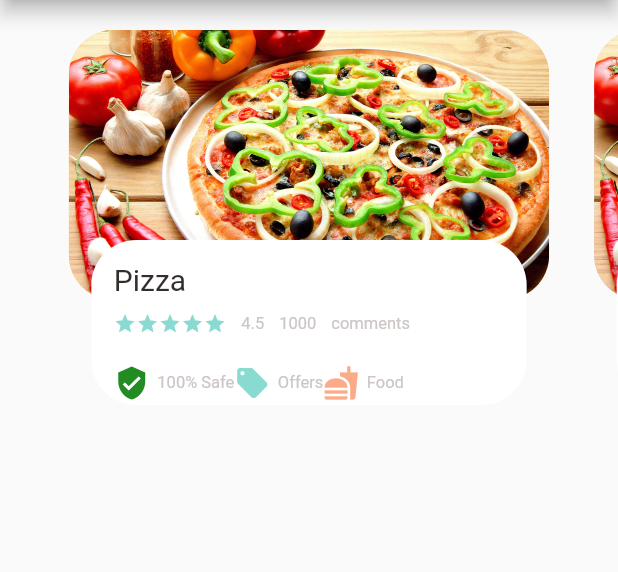
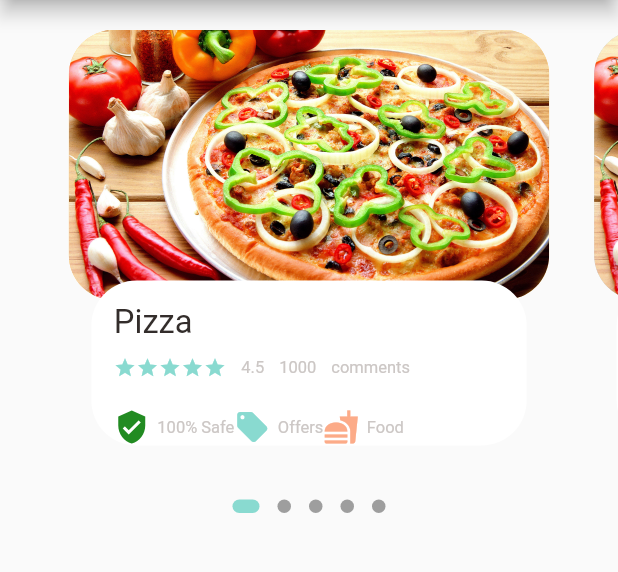
Before and after one commit to RahulGoswami2000/foodcano, a Flutter app: the screen it shows after launch, on a phone screen of 412 x 824 dp, the part 84-656 px from its top. Run offline on Flutter 3.47's test engine with Material 2 defaults, Android fonts, the phone set to English and light mode, and no system bars; drawn by our look-alikes of dots_indicator; our stand-ins replace get.

Commit message:
basic bug changes

```diff
--- a/lib/Texts/big_text.dart
+++ b/lib/Texts/big_text.dart
@@ -1,4 +1,5 @@
 import 'package:flutter/cupertino.dart';
+import 'package:foodcano/utils/dimensions.dart';
 
 class BIgText extends StatelessWidget {
   Color? color;
@@ -9,7 +10,7 @@ class BIgText extends StatelessWidget {
       {Key? key,
       this.color= const Color(0xFF332d2b),
       required this.text,
-      this.size = 20,
+      this.size = 0,
       this.overFlow = TextOverflow.fade})
       : super(key: key);
 
@@ -21,7 +22,7 @@ class BIgText extends StatelessWidget {
       overflow: overFlow,
       style: TextStyle(
         color: color,
-        fontSize: size,
+        fontSize: size==0?Dimensions.font20:size,
         fontWeight: FontWeight.w400
       ),
     );
--- a/lib/colors/AppColor.dart
+++ b/lib/colors/AppColor.dart
@@ -13,5 +13,4 @@ class AppColors{
   static final Color mainBlackColor = const Color(0xFF332d2b);
   //static final Color yellowColor = const Color(0xFFfa7552);
   static final Color yellowColor = const Color(0xFFffd379);
-
 }
--- a/lib/home/trending_food_body.dart
+++ b/lib/home/trending_food_body.dart
@@ -1,9 +1,11 @@
+import 'package:dots_indicator/dots_indicator.dart';
 import 'package:flutter/cupertino.dart';
 import 'package:flutter/material.dart';
 import 'package:foodcano/Texts/big_text.dart';
 import 'package:foodcano/Texts/small_text.dart';
 import 'package:foodcano/colors/AppColor.dart';
 import 'package:foodcano/home/item_and_text.dart';
+import 'package:foodcano/utils/dimensions.dart';
 
 class TrendingFoodBody extends StatefulWidget {
   const TrendingFoodBody({Key? key}) : super(key: key);
@@ -13,42 +15,71 @@ class TrendingFoodBody extends StatefulWidget {
 }
 
 class _TrendingFoodBodyState extends State<TrendingFoodBody> {
-  PageController pageController= PageController(viewportFraction: 0.85);
+  PageController pageController = PageController(viewportFraction: 0.85);
+  var _currPageValue = 0.0;
+  double _scaleFactor = 0.8;
+  double _height = Dimensions.pageViewController;
   @override
+  void initState() {
+    super.initState();
+    pageController.addListener(() {
+      setState(() {
+        _currPageValue = pageController.page!;
+      });
+    });
+  }
+
+  @override
+  void dispose() {
+    pageController.dispose();
+  }
+
   Widget build(BuildContext context) {
-    return Container(
-      height: 300,
+    return Column(
+      children: [
+        Container(
+          height: Dimensions.pageView,
           // color: Colors.blueGrey,
           child: PageView.builder(
               controller: pageController,
               itemCount: 5,
-          itemBuilder: (context, index){
+              itemBuilder: (context, index) {
                 return _buildPageItem(index);
               }),
+        ),
+        new DotsIndicator(
+          dotsCount: 5,
+          position: _currPageValue,
+          decorator: DotsDecorator(
+            activeColor: AppColors.mainColor,
+            size: const Size.square(9.0),
+            activeSize: const Size(18.0, 9.0),
+            activeShape: RoundedRectangleBorder(
+                borderRadius: BorderRadius.circular(5.0)),
+          ),
+        )
+      ],
     );
   }
-  Widget _buildPageItem(int index){
+
+  Widget _buildPageItem(int index) {
     return Stack(
       children: [
         Container(
           height: 180,
-          margin: EdgeInsets.only(left: 15, right: 15,top:20 ),
+          margin: EdgeInsets.only(left: 15, right: 15, top: 20),
           decoration: BoxDecoration(
               borderRadius: BorderRadius.circular(30),
-            color: index.isEven?AppColors.yellowColor: Color(0xFFbcd4e6),
+              color: index.isEven ? AppColors.yellowColor : Color(0xFFbcd4e6),
               image: DecorationImage(
                   fit: BoxFit.cover,
-              image: AssetImage(
-                "assets/image/slide4.jpg"
-              )
-            )
-          ),
+                  image: AssetImage("assets/image/slide4.jpg"))),
         ),
         Align(
           alignment: Alignment.bottomCenter,
           child: Container(
             height: 110,
-            margin: EdgeInsets.only(left: 30, right: 30,top:20,bottom: 30 ),
+            margin: EdgeInsets.only(left: 30, right: 30, top: 20, bottom: 30),
             decoration: BoxDecoration(
               borderRadius: BorderRadius.circular(30),
               color: Colors.white,
@@ -59,26 +90,50 @@ class _TrendingFoodBodyState extends State<TrendingFoodBody> {
                 crossAxisAlignment: CrossAxisAlignment.start,
                 children: [
                   BIgText(text: "Pizza"),
-                  SizedBox(height: 10,),
+                  SizedBox(
+                    height: 10,
+                  ),
                   Row(
                     children: [
                       Wrap(
-                        children: List.generate(5, (index) => Icon(Icons.star, color: AppColors.mainColor,size: 15,))
-                      ) ,
-                      SizedBox(width: 10,),
+                          children: List.generate(
+                              5,
+                              (index) => Icon(
+                                    Icons.star,
+                                    color: AppColors.mainColor,
+                                    size: 15,
+                                  ))),
+                      SizedBox(
+                        width: 10,
+                      ),
                       SmallText(text: "4.5"),
-                      SizedBox(width: 10,),
+                      SizedBox(
+                        width: 10,
+                      ),
                       SmallText(text: "1000"),
-                      SizedBox(width: 10,),
+                      SizedBox(
+                        width: 10,
+                      ),
                       SmallText(text: "comments")
                     ],
                   ),
-                  SizedBox(height: 20,),
+                  SizedBox(
+                    height: 20,
+                  ),
                   Row(
                     children: [
-                      IconAndText(iconData: Icons.verified_user, text: "100% Safe", iconColor: AppColors.iconColor1),
-                      IconAndText(iconData: Icons.local_offer, text: "Offers", iconColor: AppColors.mainColor),
-                      IconAndText(iconData: Icons.fastfood, text: "Food", iconColor: AppColors.iconColor2)
+                      IconAndText(
+                          iconData: Icons.verified_user,
+                          text: "100% Safe",
+                          iconColor: AppColors.iconColor1),
+                      IconAndText(
+                          iconData: Icons.local_offer,
+                          text: "Offers",
+                          iconColor: AppColors.mainColor),
+                      IconAndText(
+                          iconData: Icons.fastfood,
+                          text: "Food",
+                          iconColor: AppColors.iconColor2)
                     ],
                   )
                 ],
--- a/lib/main.dart
+++ b/lib/main.dart
@@ -3,6 +3,7 @@
 import 'package:flutter/material.dart';
 import 'package:foodcano/colors/AppColor.dart';
 import 'package:foodcano/home/main_food_page.dart';
+import 'package:get/get.dart';
 
 void main() {
   runApp(const MyApp());
@@ -14,7 +15,7 @@ class MyApp extends StatelessWidget {
   // This widget is the root of your application.
   @override
   Widget build(BuildContext context) {
-    return MaterialApp(
+    return GetMaterialApp(
       debugShowCheckedModeBanner: false,
       home: Scaffold(
         appBar: AppBar(
--- a/pubspec.yaml
+++ b/pubspec.yaml
@@ -29,7 +29,8 @@ environment:
 dependencies:
   flutter:
     sdk: flutter
-
+  get: ^4.6.1
+  dots_indicator: ^2.1.0
 
   # The following adds the Cupertino Icons font to your application.
   # Use with the CupertinoIcons class for iOS style icons.
```
Also changed, not shown: pubspec.lock. Lines whose indentation alone changed are shown as unchanged.
